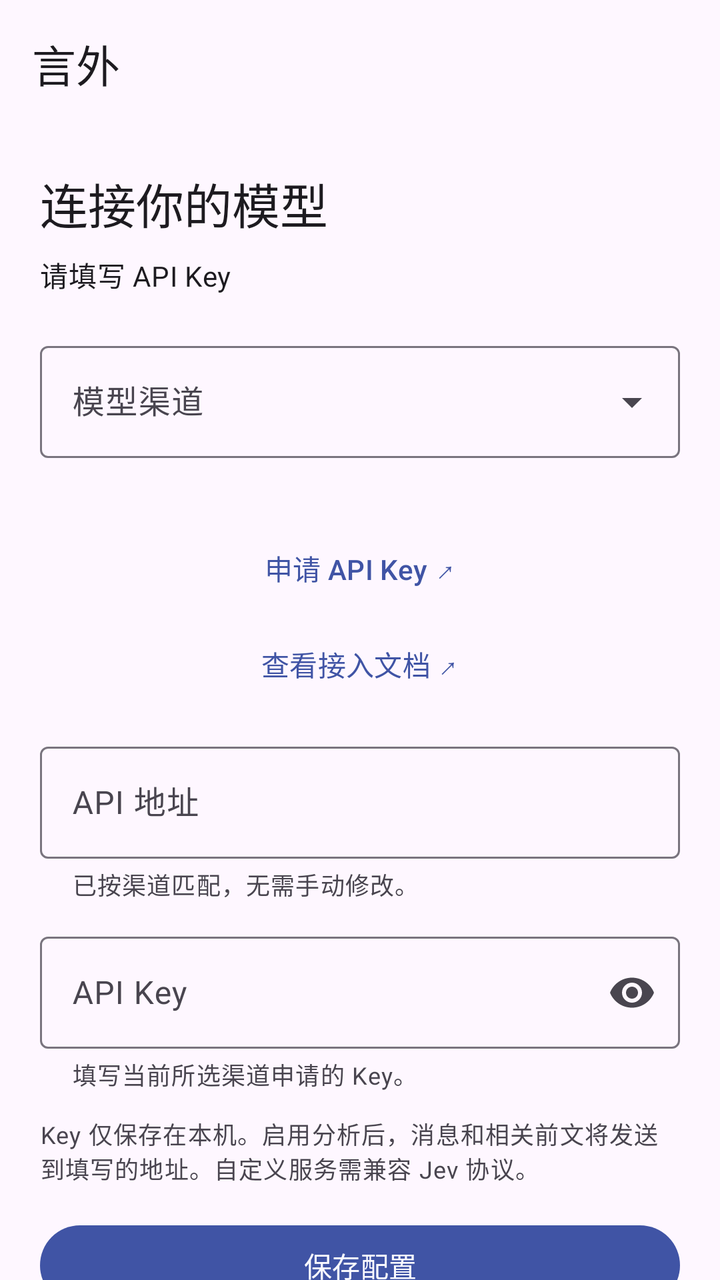
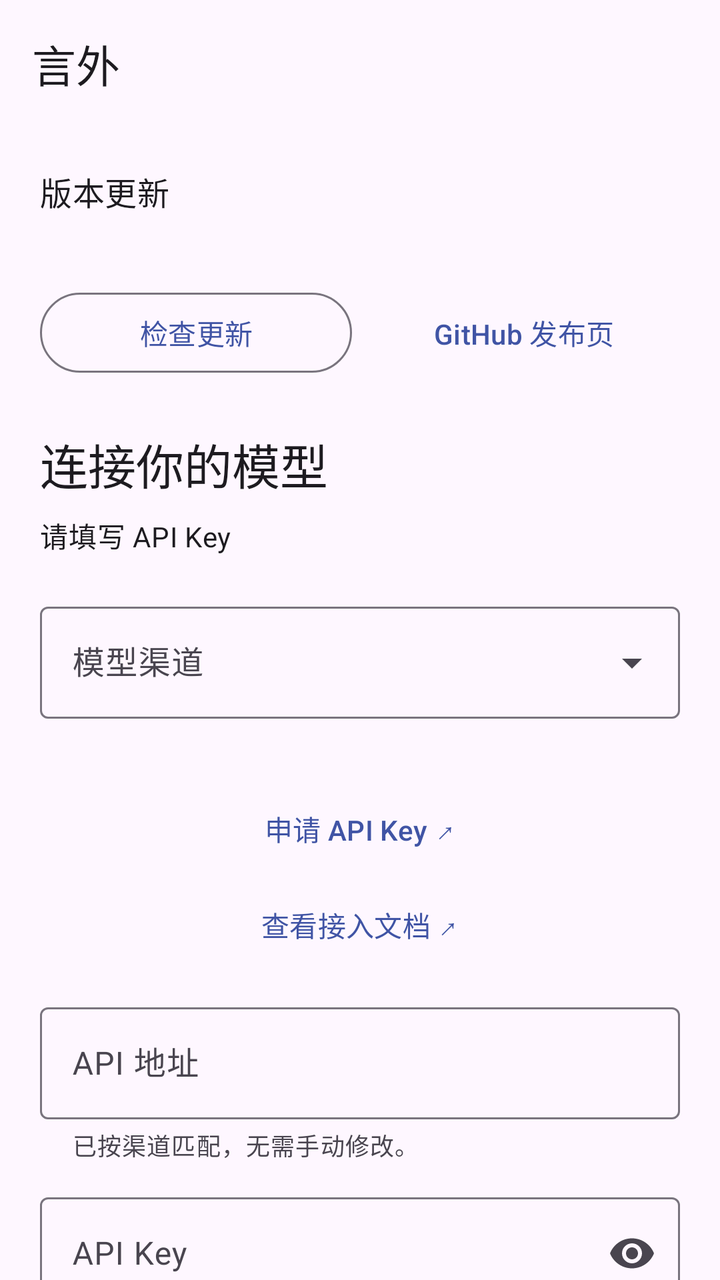

Compare the two renders of this Android layout. The source of the first and the diff that turns it into the second are given below.
<!-- AndroidManifest.xml: application theme Theme.WeChatMood -->
<!-- res/layout/activity_main.xml -->
<?xml version="1.0" encoding="utf-8"?>
<LinearLayout xmlns:android="http://schemas.android.com/apk/res/android" xmlns:app="http://schemas.android.com/apk/res-auto"
    android:layout_width="match_parent" android:layout_height="match_parent"
    android:background="?attr/colorSurface" android:orientation="vertical">
    <com.google.android.material.appbar.MaterialToolbar android:layout_width="match_parent"
        android:layout_height="wrap_content" android:minHeight="?attr/actionBarSize" app:title="@string/app_name" />
    <androidx.core.widget.NestedScrollView android:layout_width="match_parent" android:layout_height="0dp"
        android:layout_weight="1" android:fillViewport="true" android:clipToPadding="false">
        <LinearLayout android:layout_width="match_parent" android:layout_height="wrap_content"
            android:orientation="vertical" android:padding="20dp">
            <TextView android:layout_width="match_parent" android:layout_height="wrap_content"
                android:text="连接你的模型" android:textAppearance="?attr/textAppearanceHeadlineSmall" />
            <TextView android:id="@+id/textModelStatus" android:layout_width="match_parent"
                android:layout_height="wrap_content" android:layout_marginTop="8dp"
                android:text="请填写 API Key" android:textAppearance="?attr/textAppearanceBodyMedium" />
            <com.google.android.material.textfield.TextInputLayout android:id="@+id/layoutProvider"
                style="@style/Widget.Material3.TextInputLayout.OutlinedBox.ExposedDropdownMenu"
                android:layout_width="match_parent" android:layout_height="wrap_content"
                android:layout_marginTop="20dp" android:hint="模型渠道">
                <com.google.android.material.textfield.MaterialAutoCompleteTextView android:id="@+id/inputProvider"
                    android:layout_width="match_parent" android:layout_height="wrap_content"
                    android:minHeight="56dp" android:inputType="none" android:saveEnabled="false" />
            </com.google.android.material.textfield.TextInputLayout>
            <TextView android:id="@+id/textProviderGuide" android:layout_width="match_parent"
                android:layout_height="wrap_content" android:layout_marginTop="12dp"
                android:textAppearance="?attr/textAppearanceBodyMedium" />
            <com.google.android.material.button.MaterialButton android:id="@+id/buttonGetKey"
                style="@style/Widget.Material3.Button.TextButton"
                android:layout_width="match_parent" android:layout_height="wrap_content"
                android:minHeight="48dp" android:text="申请 API Key ↗" />
            <com.google.android.material.button.MaterialButton android:id="@+id/buttonProviderDocs"
                style="@style/Widget.Material3.Button.TextButton"
                android:layout_width="match_parent" android:layout_height="wrap_content"
                android:minHeight="48dp" android:text="查看接入文档 ↗" />
            <com.google.android.material.textfield.TextInputLayout android:id="@+id/layoutApiBase"
                style="@style/Widget.Material3.TextInputLayout.OutlinedBox"
                android:layout_width="match_parent" android:layout_height="wrap_content"
                android:layout_marginTop="12dp" android:hint="API 地址"
                app:helperText="已按渠道匹配，无需手动修改。">
                <com.google.android.material.textfield.TextInputEditText android:id="@+id/inputApiBase"
                    android:layout_width="match_parent" android:layout_height="wrap_content"
                    android:minHeight="56dp" android:inputType="textUri" android:maxLines="3"
                    android:importantForAutofill="no" android:saveEnabled="false" />
            </com.google.android.material.textfield.TextInputLayout>
            <com.google.android.material.textfield.TextInputLayout android:id="@+id/layoutApiModel"
                style="@style/Widget.Material3.TextInputLayout.OutlinedBox"
                android:layout_width="match_parent" android:layout_height="wrap_content"
                android:layout_marginTop="12dp" android:hint="模型名" android:visibility="gone"
                app:helperText="按服务商文档填写，留空使用 jev-1.13.0。">
                <com.google.android.material.textfield.TextInputEditText android:id="@+id/inputApiModel"
                    android:layout_width="match_parent" android:layout_height="wrap_content"
                    android:minHeight="56dp" android:inputType="textVisiblePassword" android:singleLine="true"
                    android:importantForAutofill="no" android:saveEnabled="false" />
            </com.google.android.material.textfield.TextInputLayout>
            <com.google.android.material.textfield.TextInputLayout android:id="@+id/layoutApiKey"
                style="@style/Widget.Material3.TextInputLayout.OutlinedBox"
                android:layout_width="match_parent" android:layout_height="wrap_content"
                android:layout_marginTop="12dp" android:hint="API Key" app:endIconMode="password_toggle"
                app:helperText="填写当前所选渠道申请的 Key。">
                <com.google.android.material.textfield.TextInputEditText android:id="@+id/inputApiKey"
                    android:layout_width="match_parent" android:layout_height="wrap_content"
                    android:minHeight="56dp" android:inputType="textPassword" android:singleLine="true"
                    android:importantForAutofill="no" android:saveEnabled="false" />
            </com.google.android.material.textfield.TextInputLayout>
            <TextView android:layout_width="match_parent" android:layout_height="wrap_content"
                android:layout_marginTop="12dp"
                android:text="Key 仅保存在本机。启用分析后，消息和相关前文将发送到填写的地址。自定义服务需兼容 Jev 协议。"
                android:textAppearance="?attr/textAppearanceBodySmall" />
            <com.google.android.material.button.MaterialButton android:id="@+id/buttonSaveApi"
                android:layout_width="match_parent" android:layout_height="wrap_content"
                android:minHeight="48dp" android:layout_marginTop="16dp" android:text="保存配置" />
            <com.google.android.material.button.MaterialButton android:id="@+id/buttonTestModel"
                style="@style/Widget.Material3.Button.OutlinedButton"
                android:layout_width="match_parent" android:layout_height="wrap_content"
                android:minHeight="48dp" android:layout_marginTop="4dp" android:text="保存并检测连接" />
            <TextView android:id="@+id/textTestResult" android:layout_width="match_parent"
                android:layout_height="wrap_content" android:layout_marginTop="8dp"
                android:accessibilityLiveRegion="polite" android:visibility="gone"
                android:textAppearance="?attr/textAppearanceBodyMedium" />
            <TextView android:layout_width="match_parent" android:layout_height="wrap_content"
                android:layout_marginTop="28dp" android:text="闲聊潜台词" android:textAppearance="?attr/textAppearanceTitleMedium" />
            <com.google.android.material.materialswitch.MaterialSwitch android:id="@+id/switchEnabled"
                android:layout_width="match_parent" android:layout_height="wrap_content"
                android:minHeight="56dp" android:text="启用分析" />
            <com.google.android.material.materialswitch.MaterialSwitch android:id="@+id/switchBadge"
                android:layout_width="match_parent" android:layout_height="wrap_content"
                android:minHeight="56dp" android:text="在文字气泡下绘制分析结果" />
            <TextView android:layout_width="match_parent" android:layout_height="wrap_content"
                android:text="结合前文展示情绪概率，分别判断可能的潜台词和下一步建议。没有可靠选择就只显示情绪概率，模型判断仅供参考。只分析可见的对方纯文本，超过 1000 字符及媒体消息跳过。聊天右上角「绘制」控制显示，长按打开操作；关闭上方分析开关才停止新请求。不会替你回复。"
                android:textAppearance="?attr/textAppearanceBodySmall" />
            <TextView android:layout_width="match_parent" android:layout_height="wrap_content"
                android:layout_marginTop="28dp" android:text="使用状态" android:textAppearance="?attr/textAppearanceTitleMedium" />
            <TextView android:id="@+id/textFrameworkStatus" android:layout_width="match_parent"
                android:layout_height="wrap_content" android:layout_marginTop="8dp"
                android:textAppearance="?attr/textAppearanceBodyMedium" />
            <TextView android:layout_width="match_parent" android:layout_height="wrap_content"
                android:layout_marginTop="12dp"
                android:text="首次使用：在 LSPosed 中启用本模块，作用域选择微信，然后重新启动微信。"
                android:textAppearance="?attr/textAppearanceBodyMedium" />
            <com.google.android.material.button.MaterialButton android:id="@+id/buttonDebug"
                style="@style/Widget.Material3.Button.TextButton"
                android:layout_width="match_parent" android:layout_height="wrap_content"
                android:layout_marginTop="20dp" android:minHeight="48dp" android:text="展开排查信息" />
            <LinearLayout android:id="@+id/debugPanel" android:layout_width="match_parent"
                android:layout_height="wrap_content" android:orientation="vertical" android:visibility="gone">
                <com.google.android.material.materialswitch.MaterialSwitch android:id="@+id/switchExplore"
                    android:layout_width="match_parent" android:layout_height="wrap_content"
                    android:minHeight="56dp" android:text="记录微信适配信息" />
                <TextView android:layout_width="match_parent" android:layout_height="wrap_content"
                    android:text="这里显示本 APP 的检测记录；微信内的详细日志由电脑读取。修改适配开关后需重启微信。"
                    android:textAppearance="?attr/textAppearanceBodySmall" />
                <com.google.android.material.button.MaterialButton android:id="@+id/buttonRefreshLog"
                    style="@style/Widget.Material3.Button.OutlinedButton"
                    android:layout_width="match_parent" android:layout_height="wrap_content" android:text="刷新状态与记录" />
                <com.google.android.material.button.MaterialButton android:id="@+id/buttonCopyLog"
                    style="@style/Widget.Material3.Button.TextButton"
                    android:layout_width="match_parent" android:layout_height="wrap_content" android:text="复制检测记录" />
                <TextView android:id="@+id/textLog" android:layout_width="match_parent"
                    android:layout_height="wrap_content" android:textIsSelectable="true"
                    android:textAppearance="?attr/textAppearanceBodySmall" />
            </LinearLayout>
        </LinearLayout>
    </androidx.core.widget.NestedScrollView>
</LinearLayout>
<!-- resources referenced by this layout -->
<resources>
  <string name="app_name">言外</string>
  <style name="Theme.WeChatMood" parent="Theme.Material3.DayNight.NoActionBar">
          <item name="colorPrimary">@color/brand_primary</item>
          <item name="colorOnPrimary">@color/brand_on_primary</item>
          <item name="colorSecondary">@color/brand_primary</item>
          <item name="colorOnSecondary">@color/brand_on_primary</item>
      </style>
  <color name="brand_primary">#4054A5</color>
  <color name="brand_on_primary">#FAFAFF</color>
</resources>

<!-- the commit's change to res/layout/activity_main.xml (unified diff, before → after) -->
@@ -9,7 +9,23 @@
         <LinearLayout android:layout_width="match_parent" android:layout_height="wrap_content"
             android:orientation="vertical" android:padding="20dp">
             <TextView android:layout_width="match_parent" android:layout_height="wrap_content"
-                android:text="连接你的模型" android:textAppearance="?attr/textAppearanceHeadlineSmall" />
+                android:text="版本更新" android:textAppearance="?attr/textAppearanceTitleMedium" />
+            <TextView android:id="@+id/textUpdateStatus" android:layout_width="match_parent"
+                android:layout_height="wrap_content" android:layout_marginTop="8dp"
+                android:accessibilityLiveRegion="polite" android:textAppearance="?attr/textAppearanceBodyMedium" />
+            <LinearLayout android:layout_width="match_parent" android:layout_height="wrap_content"
+                android:layout_marginTop="8dp" android:orientation="horizontal" android:baselineAligned="false">
+                <com.google.android.material.button.MaterialButton android:id="@+id/buttonCheckUpdate"
+                    style="@style/Widget.Material3.Button.OutlinedButton"
+                    android:layout_width="0dp" android:layout_weight="1" android:layout_height="wrap_content"
+                    android:minHeight="48dp" android:text="检查更新" />
+                <com.google.android.material.button.MaterialButton android:id="@+id/buttonReleasePage"
+                    style="@style/Widget.Material3.Button.TextButton"
+                    android:layout_width="0dp" android:layout_weight="1" android:layout_height="wrap_content"
+                    android:layout_marginStart="8dp" android:minHeight="48dp" android:text="GitHub 发布页" />
+            </LinearLayout>
+            <TextView android:layout_width="match_parent" android:layout_height="wrap_content"
+                android:layout_marginTop="24dp" android:text="连接你的模型" android:textAppearance="?attr/textAppearanceHeadlineSmall" />
             <TextView android:id="@+id/textModelStatus" android:layout_width="match_parent"
                 android:layout_height="wrap_content" android:layout_marginTop="8dp"
                 android:text="请填写 API Key" android:textAppearance="?attr/textAppearanceBodyMedium" />
